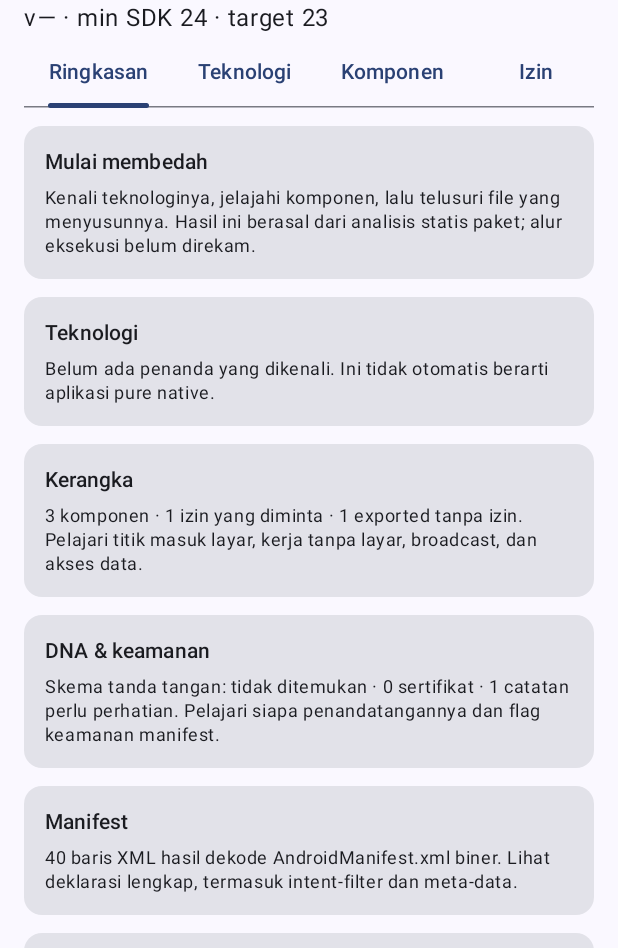
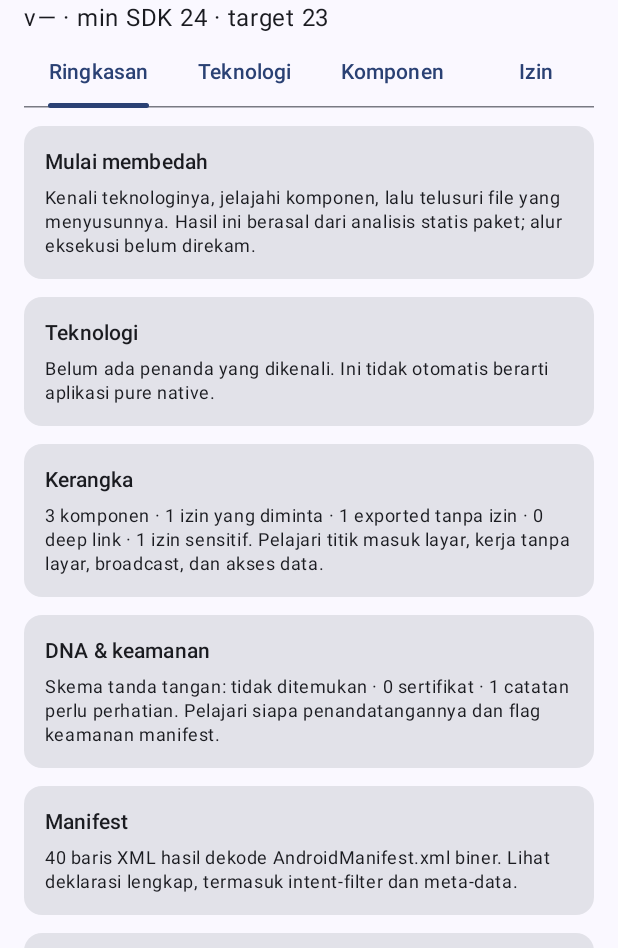
Before and after one commit to dromadi/APKAnatomy, an Android app built with Jetpack Compose: the screen it shows after launch (MainActivity), after a tap on "APKAnatomy", on a phone screen of 412 x 824 dp, the part 288-1236 px from its top. Run offline under Robolectric (Android 15) with nearby library versions, the phone set to English and light mode, and no system bars; libraries missing offline, so code that uses them is left out: org.jf.dexlib2.

Commit message:
feat: link intent-filters to components and flag sensitive permissions in alpha.6
- Parse intent-filters from the decoded manifest and attach them to
  components by fully qualified name (relative names, aliases); fall back to
  framework resource IDs when attribute names are stripped.
- Merge all <data> elements of a filter the way Android matches them, so
  split scheme/host declarations are recognised as one URI.
- Explain launcher entries, App Links, deep links, file openers, share
  targets and common broadcasts; describe components bound by system
  permissions (accessibility, notification listener, device admin, ...).
- Mark sensitive requested permissions and list them first; overview counts
  deep links and sensitive permissions.
- aapt2 fixture with split <data>, aliases and bound services; verified on
  the F-Droid client manifest.

Co-Authored-By: Claude Opus 5.5 <noreply@anthropic.com>
Claude-Session: https://claude.ai/code/session_01HN7HstndojCRBKvk7MkLBj

```diff
--- a/app/build.gradle.kts
+++ b/app/build.gradle.kts
@@ -9,8 +9,8 @@ android {
         applicationId = "com.apkanatomy.app"
         minSdk = 26
         targetSdk = 35
-        versionCode = 5
-        versionName = "0.1.0-alpha.5"
+        versionCode = 6
+        versionName = "0.1.0-alpha.6"
     }
     buildFeatures { compose = true }
     compileOptions { sourceCompatibility = JavaVersion.VERSION_17; targetCompatibility = JavaVersion.VERSION_17 }
--- a/data/src/main/java/com/apkanatomy/data/AnatomyRepository.kt
+++ b/data/src/main/java/com/apkanatomy/data/AnatomyRepository.kt
@@ -70,6 +70,7 @@ class AnatomyRepository(private val context: Context) {
                     .copy(authority = it.authority, writePermission = it.writePermission))
             }
         }.sortedWith(compareBy({ it.kind.ordinal }, { it.name }))
+            .let { list -> manifest.root?.let(::intentFiltersByComponent)?.let { byName -> list.map { it.copy(intentFilters = byName[it.name].orEmpty()) } } ?: list }
         return AnatomyReport(info.packageName, pm.getApplicationLabel(app).toString(),
             info.versionName ?: "—", app.minSdkVersion, app.targetSdkVersion, source,
             components, info.requestedPermissions.orEmpty().map { name ->
--- /dev/null
+++ b/data/src/main/java/com/apkanatomy/data/ManifestComponents.kt
@@ -0,0 +1,50 @@
+package com.apkanatomy.data
+
+import com.apkanatomy.axml.XmlElement
+import com.apkanatomy.domain.IntentFilterInfo
+
+// Framework attribute IDs (verified with aapt2), used when obfuscation strips attribute names.
+private val ATTRIBUTE_IDS = mapOf(
+    "name" to 0x01010003, "autoVerify" to 0x010104ee, "scheme" to 0x01010027, "host" to 0x01010028,
+    "port" to 0x01010029, "path" to 0x0101002a, "pathPrefix" to 0x0101002b, "pathPattern" to 0x0101002c,
+    "pathSuffix" to 0x0101061e, "pathAdvancedPattern" to 0x01010620, "mimeType" to 0x01010026,
+)
+private val COMPONENT_TAGS = setOf("activity", "activity-alias", "service", "receiver", "provider")
+
+private fun XmlElement.android(name: String): String? =
+    attribute(name) ?: ATTRIBUTE_IDS[name]?.let { id -> attributes.firstOrNull { it.resourceId == id }?.value }
+
+/** Intent-filters per fully qualified component name, as declared in the manifest. */
+internal fun intentFiltersByComponent(manifest: XmlElement): Map<String, List<IntentFilterInfo>> {
+    val packageName = manifest.attribute("package", namespaceUri = null).orEmpty()
+    val application = manifest.childElements("application").firstOrNull() ?: return emptyMap()
+    return application.children.filterIsInstance<XmlElement>()
+        .filter { it.name in COMPONENT_TAGS }
+        .mapNotNull { element ->
+            val name = element.android("name") ?: return@mapNotNull null
+            qualify(packageName, name) to element.childElements("intent-filter").map(::intentFilter)
+        }
+        .groupBy({ it.first }, { it.second }).mapValues { (_, filters) -> filters.flatten() }
+}
+
+/** Resolves manifest shorthand (".Main", "Main") the way the package manager does. */
+internal fun qualify(packageName: String, name: String): String = when {
+    name.startsWith(".") -> packageName + name
+    '.' !in name -> "$packageName.$name"
+    else -> name
+}
+
+private fun intentFilter(filter: XmlElement): IntentFilterInfo {
+    val data = filter.childElements("data")
+    fun all(attribute: String, format: (String) -> String = { it }) = data.mapNotNull { it.android(attribute)?.let(format) }.distinct()
+    return IntentFilterInfo(
+        actions = filter.childElements("action").mapNotNull { it.android("name") },
+        categories = filter.childElements("category").mapNotNull { it.android("name") },
+        schemes = all("scheme"),
+        hosts = data.mapNotNull { d -> d.android("host")?.let { host -> d.android("port")?.let { "$host:$it" } ?: host } }.distinct(),
+        paths = (all("path") + all("pathPrefix") { "$it*" } + all("pathSuffix") { "*$it" } +
+            all("pathPattern") { "pola $it" } + all("pathAdvancedPattern") { "regex $it" }).distinct(),
+        mimeTypes = all("mimeType"),
+        autoVerify = filter.android("autoVerify") == "true",
+    )
+}
--- a/domain/src/main/kotlin/com/apkanatomy/domain/Models.kt
+++ b/domain/src/main/kotlin/com/apkanatomy/domain/Models.kt
@@ -6,6 +6,22 @@ data class AppComponent(
     val name: String, val kind: ComponentKind, val exported: Boolean,
     val enabled: Boolean, val permission: String?, val authority: String? = null,
     val writePermission: String? = null,
+    /** From the decoded manifest; empty when it could not be read. */
+    val intentFilters: List<IntentFilterInfo> = emptyList(),
+)
+/**
+ * Android merges the attributes of all <data> elements in one filter (a scheme in one element
+ * and a host in another still match together), so they are collected per filter.
+ */
+data class IntentFilterInfo(
+    val actions: List<String>, val categories: List<String>,
+    val schemes: List<String> = emptyList(),
+    /** Host, with ":port" when declared. */
+    val hosts: List<String> = emptyList(),
+    /** e.g. "/open", "/open*" (prefix), "*.pdf" (suffix), "pola /.*" (pattern). */
+    val paths: List<String> = emptyList(),
+    val mimeTypes: List<String> = emptyList(),
+    val autoVerify: Boolean = false,
 )
 data class AppPermission(val name: String, val protection: String)
 data class AnatomyReport(
--- /dev/null
+++ b/domain/src/main/kotlin/com/apkanatomy/domain/Skeleton.kt
@@ -0,0 +1,65 @@
+package com.apkanatomy.domain
+
+private const val ACTION = "android.intent.action."
+private const val CATEGORY = "android.intent.category."
+
+/** A VIEW filter with a link scheme: other apps or the browser can open this component through a URI. */
+val IntentFilterInfo.isDeepLink: Boolean
+    get() = ACTION + "VIEW" in actions && schemes.any { it.lowercase() !in setOf("file", "content") }
+
+/** What an intent-filter means for someone studying the app, or null when it is not a well-known pattern. */
+fun IntentFilterInfo.lesson(): String? {
+    fun has(action: String) = actions.any { it == ACTION + action }
+    fun cat(category: String) = categories.any { it == CATEGORY + category }
+    val web = schemes.any { it.lowercase() == "http" || it.lowercase() == "https" }
+    return when {
+        has("MAIN") && cat("LAUNCHER") -> "Titik masuk launcher: ikon aplikasi membuka komponen ini. Wajar bila exported tanpa izin."
+        isDeepLink && cat("BROWSABLE") && web && autoVerify -> "App Link (autoVerify): tautan web domain ini dapat langsung dibuka aplikasi setelah domainnya terverifikasi."
+        isDeepLink && cat("BROWSABLE") && web -> "Deep link web: tautan http/https dapat menawarkan aplikasi ini sebagai pembuka."
+        has("VIEW") && (mimeTypes.isNotEmpty() || schemes.isNotEmpty()) && !isDeepLink -> "Pembuka file: menawarkan diri untuk membuka berkas atau konten jenis ini."
+        isDeepLink -> "Deep link: URI dengan skema ini dapat membuka komponen dari aplikasi lain atau browser."
+        has("SEND") || has("SEND_MULTIPLE") -> "Target berbagi: muncul di menu Bagikan untuk data yang cocok."
+        has("BOOT_COMPLETED") || has("LOCKED_BOOT_COMPLETED") -> "Dipicu saat perangkat selesai menyala (boot)."
+        has("PACKAGE_ADDED") || has("PACKAGE_REMOVED") || has("PACKAGE_REPLACED") -> "Dipicu saat aplikasi lain dipasang, dihapus, atau diperbarui."
+        actions.any { it.startsWith("android.provider.Telephony.SMS") } -> "Menerima siaran terkait SMS."
+        actions.any { it == "com.google.firebase.MESSAGING_EVENT" } -> "Menerima pesan push Firebase Cloud Messaging."
+        else -> null
+    }
+}
+
+/** Special role a component plays, recognised from the permission the system uses to bind it. */
+fun AppComponent.role(): String? = when (permission) {
+    "android.permission.BIND_ACCESSIBILITY_SERVICE" -> "Layanan aksesibilitas: setelah diaktifkan pengguna, dapat membaca isi layar dan melakukan aksi atas nama pengguna."
+    "android.permission.BIND_NOTIFICATION_LISTENER_SERVICE" -> "Pendengar notifikasi: setelah diizinkan, dapat membaca semua notifikasi yang masuk."
+    "android.permission.BIND_DEVICE_ADMIN" -> "Admin perangkat: setelah diaktifkan, dapat menerapkan kebijakan seperti mengunci layar atau menghapus data."
+    "android.permission.BIND_INPUT_METHOD" -> "Keyboard (input method): bila dipilih, menerima semua teks yang diketik."
+    "android.permission.BIND_VPN_SERVICE" -> "Layanan VPN: setelah disetujui, dapat melewatkan lalu lintas jaringan perangkat."
+    "android.permission.BIND_AUTOFILL_SERVICE" -> "Layanan isi otomatis: dapat mengisi dan membaca kolom formulir di aplikasi lain."
+    "android.permission.BIND_JOB_SERVICE" -> "Pekerjaan latar belakang yang dijadwalkan sistem (JobScheduler/WorkManager)."
+    "android.permission.BIND_QUICK_SETTINGS_TILE" -> "Tile di panel Pengaturan Cepat."
+    "android.permission.BIND_NFC_SERVICE" -> "Emulasi kartu NFC (mis. pembayaran atau kartu akses)."
+    "android.permission.BIND_WALLPAPER" -> "Wallpaper hidup."
+    else -> null
+}
+
+private val sensitivePermissions = mapOf(
+    "android.permission.SYSTEM_ALERT_WINDOW" to "Menampilkan jendela di atas aplikasi lain (overlay).",
+    "android.permission.MANAGE_EXTERNAL_STORAGE" to "Akses ke hampir semua file di penyimpanan bersama (All files access).",
+    "android.permission.REQUEST_INSTALL_PACKAGES" to "Meminta pemasangan APK lain.",
+    "android.permission.QUERY_ALL_PACKAGES" to "Melihat daftar semua aplikasi terpasang.",
+    "android.permission.PACKAGE_USAGE_STATS" to "Membaca statistik penggunaan aplikasi (diberikan lewat Pengaturan).",
+    "android.permission.WRITE_SETTINGS" to "Mengubah pengaturan sistem.",
+    "android.permission.ACCESS_BACKGROUND_LOCATION" to "Mengakses lokasi saat aplikasi tidak sedang dibuka.",
+    "android.permission.READ_SMS" to "Membaca SMS.", "android.permission.RECEIVE_SMS" to "Menerima SMS masuk.",
+    "android.permission.SEND_SMS" to "Mengirim SMS.", "android.permission.READ_CALL_LOG" to "Membaca riwayat panggilan.",
+    "android.permission.READ_CONTACTS" to "Membaca kontak.", "android.permission.RECORD_AUDIO" to "Merekam audio dari mikrofon.",
+    "android.permission.CAMERA" to "Menggunakan kamera.", "android.permission.READ_PHONE_STATE" to "Membaca status dan identitas telepon.",
+    "android.permission.BODY_SENSORS" to "Membaca sensor tubuh (mis. detak jantung).",
+    "android.permission.REQUEST_IGNORE_BATTERY_OPTIMIZATIONS" to "Meminta dikecualikan dari penghematan baterai.",
+    "android.permission.USE_FULL_SCREEN_INTENT" to "Menampilkan notifikasi layar penuh (mis. panggilan masuk).",
+    "android.permission.SCHEDULE_EXACT_ALARM" to "Menjadwalkan alarm pada waktu tepat.",
+    "android.permission.BIND_ACCESSIBILITY_SERVICE" to "Menyediakan layanan aksesibilitas.",
+)
+
+/** Why a requested permission deserves a closer look, or null for ordinary ones. */
+fun sensitivePermissionLesson(name: String): String? = sensitivePermissions[name]
```
Also changed, not shown: app/src/main/java/com/apkanatomy/app/AnatomyReportScreen.kt (+27 -3 lines), 6 other files.
